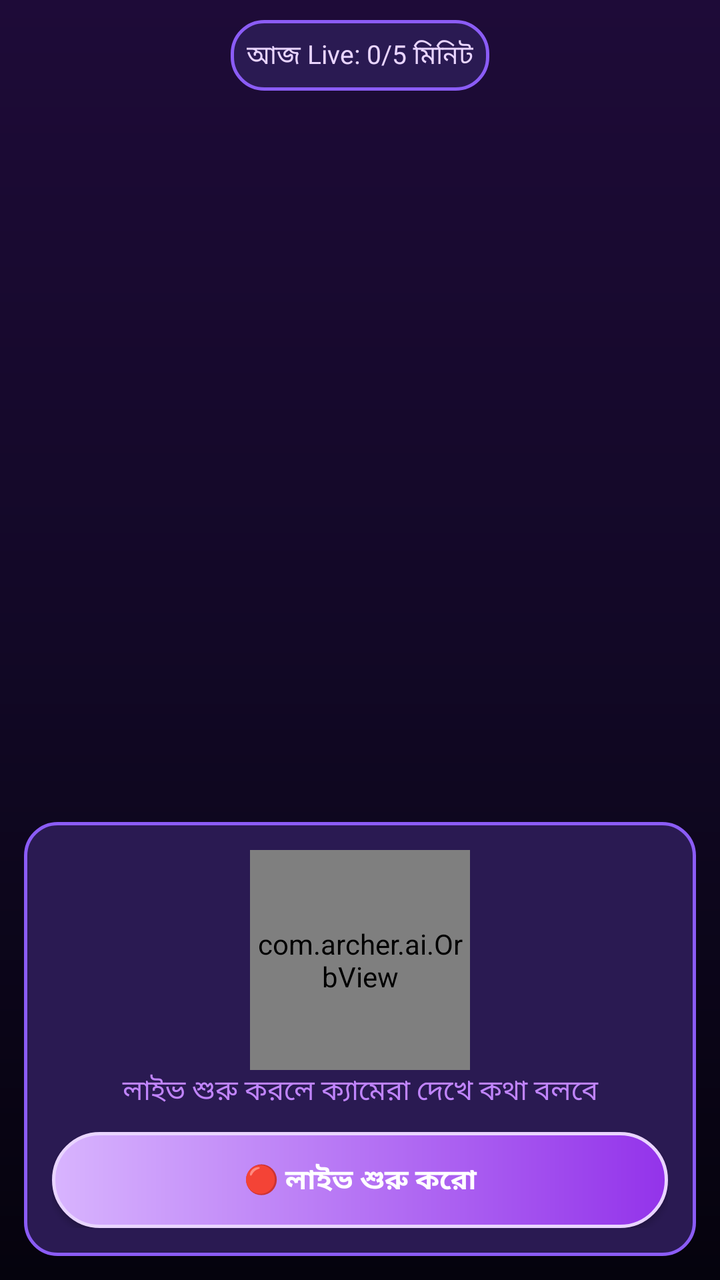
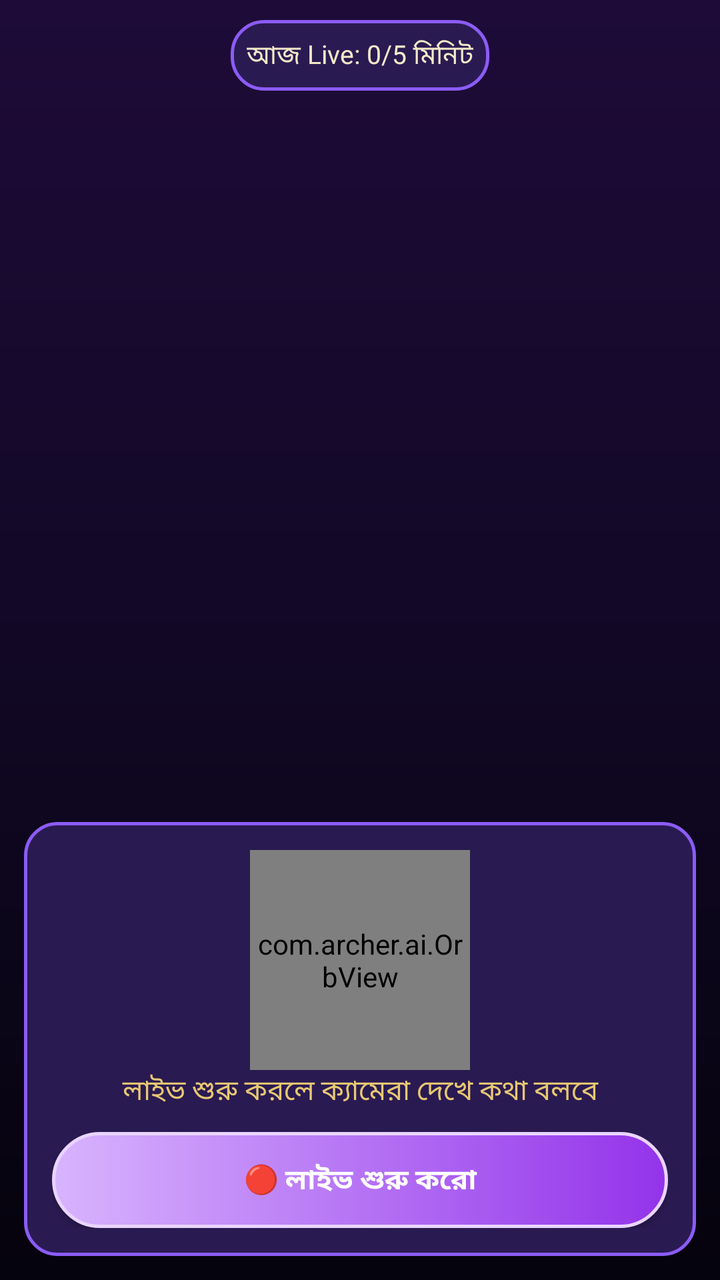

The first picture is an Android layout as it rendered before a commit; the second is the same layout after the commit. The layout source and the unified diff follow.
<!-- AndroidManifest.xml: application theme AppTheme -->
<!-- res/layout/activity_live.xml -->
<?xml version="1.0" encoding="utf-8"?>
<FrameLayout xmlns:android="http://schemas.android.com/apk/res/android"
    android:layout_width="match_parent"
    android:layout_height="match_parent"
    android:background="@drawable/bg_main">

    <TextureView
        android:id="@+id/preview"
        android:layout_width="match_parent"
        android:layout_height="match_parent" />

    <TextView
        android:id="@+id/liveUsage"
        android:layout_width="wrap_content"
        android:layout_height="wrap_content"
        android:layout_gravity="top|center_horizontal"
        android:layout_marginTop="10dp"
        android:background="@drawable/bg_card"
        android:padding="8dp"
        android:text="আজ Live: 0/5 মিনিট"
        android:textColor="#E9D5FF"
        android:textSize="13sp" />

    <LinearLayout
        android:layout_width="match_parent"
        android:layout_height="wrap_content"
        android:layout_gravity="bottom"
        android:layout_margin="12dp"
        android:background="@drawable/bg_card"
        android:orientation="vertical"
        android:padding="14dp">

        <com.archer.ai.OrbView
            android:id="@+id/liveOrb"
            android:layout_width="110dp"
            android:layout_height="110dp"
            android:layout_gravity="center_horizontal" />

        <TextView
            android:id="@+id/liveStatus"
            android:layout_width="match_parent"
            android:layout_height="wrap_content"
            android:gravity="center"
            android:text="লাইভ শুরু করলে ক্যামেরা দেখে কথা বলবে"
            android:textColor="#C084FC"
            android:textSize="14sp" />

        <Button
            android:id="@+id/liveToggle"
            android:layout_width="match_parent"
            android:layout_height="wrap_content"
            android:layout_marginTop="10dp"
            android:background="@drawable/btn_primary"
            android:text="🔴 লাইভ শুরু করো"
            android:textColor="#FFFFFF"
            android:textStyle="bold" />
    </LinearLayout>
</FrameLayout>
<!-- resources referenced by this layout -->
<resources>
  <!-- drawable bg_card (drawable) -->
  <?xml version="1.0" encoding="utf-8"?>
  <shape xmlns:android="http://schemas.android.com/apk/res/android" android:shape="rectangle">
      <corners android:radius="16dp" />
      <solid android:color="#2A1A52" />
      <stroke android:width="1.5dp" android:color="#8B5CF6" />
  </shape>
  <!-- drawable bg_main (drawable) -->
  <?xml version="1.0" encoding="utf-8"?>
  <shape xmlns:android="http://schemas.android.com/apk/res/android" android:shape="rectangle">
      <gradient
          android:angle="270"
          android:startColor="#1E0B38"
          android:centerColor="#120826"
          android:endColor="#05030D" />
  </shape>
  <!-- drawable btn_primary (drawable) -->
  <?xml version="1.0" encoding="utf-8"?>
  <shape xmlns:android="http://schemas.android.com/apk/res/android" android:shape="rectangle">
      <corners android:radius="28dp" />
      <gradient android:startColor="#D8B4FE" android:endColor="#9333EA" android:angle="0" />
      <stroke android:width="1.5dp" android:color="#E9D5FF" />
  </shape>
  <style name="AppTheme" parent="android:Theme.Material.NoActionBar">
          <item name="android:windowBackground">#05030D</item>
          <item name="android:colorAccent">#A855F7</item>
          <item name="android:statusBarColor">#05030D</item>
          <item name="android:navigationBarColor">#05030D</item>
          <item name="android:windowLightStatusBar">false</item>
      </style>
</resources>

<!-- the commit's change to res/layout/activity_live.xml (unified diff, before → after) -->
@@ -18,7 +18,7 @@
         android:background="@drawable/bg_card"
         android:padding="8dp"
         android:text="আজ Live: 0/5 মিনিট"
-        android:textColor="#E9D5FF"
+        android:textColor="#F3E9C8"
         android:textSize="13sp" />
 
     <LinearLayout
@@ -42,7 +42,7 @@
             android:layout_height="wrap_content"
             android:gravity="center"
             android:text="লাইভ শুরু করলে ক্যামেরা দেখে কথা বলবে"
-            android:textColor="#C084FC"
+            android:textColor="#E7C873"
             android:textSize="14sp" />
 
         <Button
